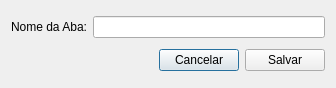
Old version of the form DsgTools/Modules/acquisitionMenu/uis/addTabDialog.ui in the repository dsgoficial/DsgTools.
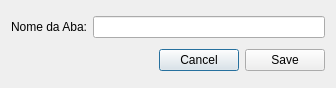
New version of the form.

Patch:
```diff
--- a/DsgTools/Modules/acquisitionMenu/uis/addTabDialog.ui
+++ b/DsgTools/Modules/acquisitionMenu/uis/addTabDialog.ui
@@ -46,14 +46,14 @@
      <item>
       <widget class="QPushButton" name="cancelBtn">
        <property name="text">
-        <string>Cancelar</string>
+        <string>Cancel</string>
        </property>
       </widget>
      </item>
      <item>
       <widget class="QPushButton" name="saveBtn">
        <property name="text">
-        <string>Salvar</string>
+        <string>Save</string>
        </property>
       </widget>
      </item>
```
